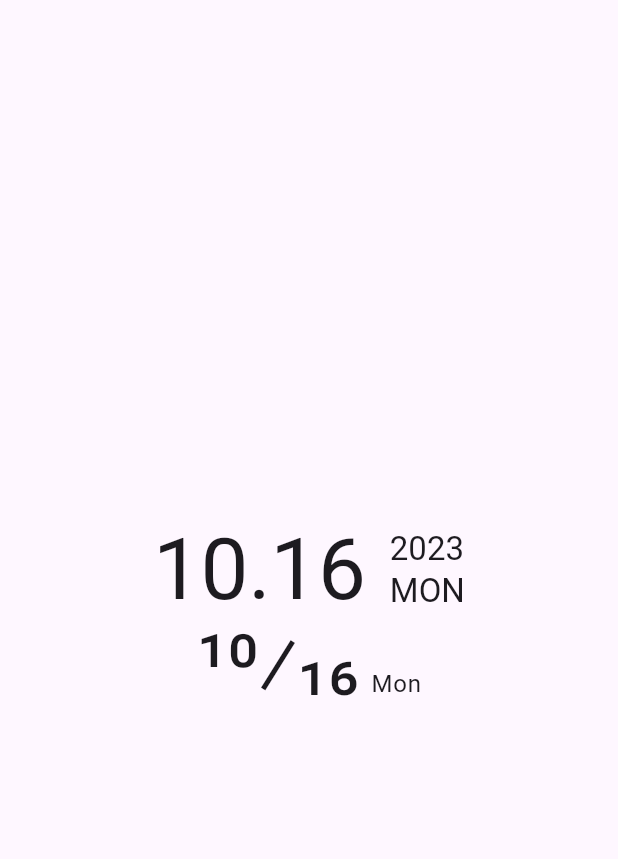
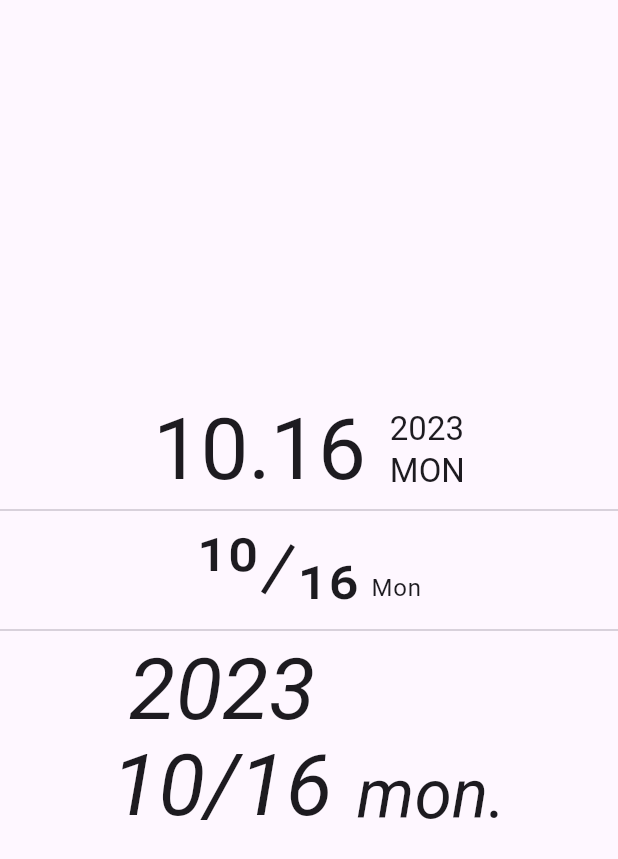
Before and after one commit to LarryHsiao/flutter_date_time_label, a Flutter app: the screen it shows after launch, on a phone screen of 412 x 824 dp. Shown: the top 859 px of the screen. Run offline on Flutter 3.47's test engine with Material 2 defaults, Android fonts, the phone set to English and light mode, and no system bars.

Commit message:
DateLabel004

```diff
--- a/example/lib/main.dart
+++ b/example/lib/main.dart
@@ -42,7 +42,13 @@ class _ExamplePageState extends State<ExamplePage> {
               dateTime: DateTime.now(),
               showYear: true,
             ),
+            const Divider(),
             DateLabel002(
+              dateTime: DateTime.now(),
+              showWeekday: true,
+            ),
+            const Divider(),
+            DateLabel003(
               dateTime: DateTime.now(),
               showWeekday: true,
             ),
--- a/lib/flutter_date_time_label.dart
+++ b/lib/flutter_date_time_label.dart
@@ -2,3 +2,4 @@ library flutter_date_time_label;
 
 export 'package:flutter_date_time_label/src/date_label_001.dart';
 export 'package:flutter_date_time_label/src/date_label_002.dart';
+export 'package:flutter_date_time_label/src/date_label_003.dart';
--- /dev/null
+++ b/lib/src/date_label_003.dart
@@ -0,0 +1,58 @@
+import 'package:flutter/material.dart';
+import 'package:intl/intl.dart';
+
+/// 003 style of the date label.
+class DateLabel003 extends StatelessWidget {
+  final DateTime _dateTime;
+  final bool _showWeekday;
+
+  const DateLabel003._({
+    required DateTime dateTime,
+    required bool showWeekday,
+  })  : _showWeekday = showWeekday,
+        _dateTime = dateTime;
+
+  /// factory
+  factory DateLabel003({DateTime? dateTime, bool? showWeekday}) {
+    return DateLabel003._(
+      dateTime: dateTime ?? DateTime.now(),
+      showWeekday: showWeekday ?? true,
+    );
+  }
+
+  @override
+  Widget build(BuildContext context) {
+    return FittedBox(
+      fit: BoxFit.scaleDown,
+      child: Row(
+        crossAxisAlignment: CrossAxisAlignment.end,
+        children: [
+          Column(
+            children: [
+              Text(
+                DateFormat("yyyy").format(_dateTime),
+                style: Theme.of(context).textTheme.displayLarge?.copyWith(
+                      fontStyle: FontStyle.italic,
+                    ),
+              ),
+              Text(
+                DateFormat("MM/dd").format(_dateTime),
+                style: Theme.of(context).textTheme.displayLarge?.copyWith(
+                      fontStyle: FontStyle.italic,
+                    ),
+              ),
+            ],
+          ),
+          const SizedBox(width: 16),
+          if (_showWeekday)
+            Text(
+              DateFormat("EEE.").format(_dateTime).toLowerCase(),
+              style: Theme.of(context).textTheme.displayMedium?.copyWith(
+                    fontStyle: FontStyle.italic,
+                  ),
+            ),
+        ],
+      ),
+    );
+  }
+}
--- a/pubspec.yaml
+++ b/pubspec.yaml
@@ -1,6 +1,6 @@
 name: flutter_date_time_label
 description: A Flutter for displaying the date/datetime labels. With different styles.
-version: 0.0.3
+version: 0.0.4
 repository: https://github.com/LarryHsiao/flutter_date_time_label
 
 environment:
```
Also changed, not shown: doc/date_label_003.png (added), example/pubspec.lock, 2 other files.
